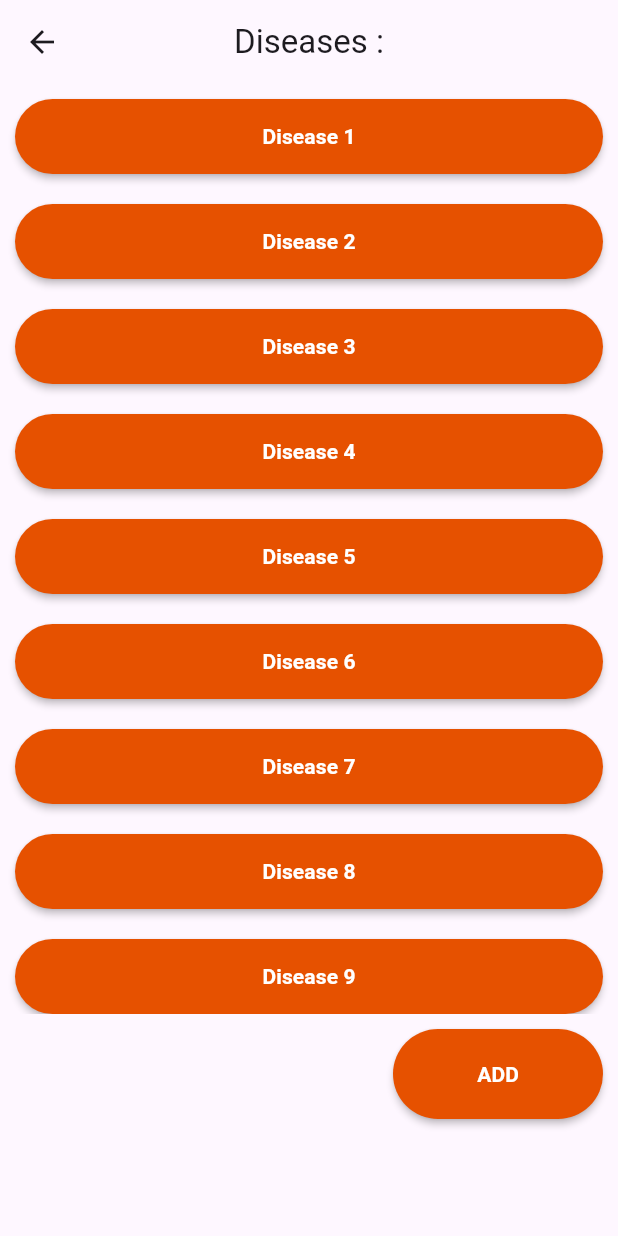
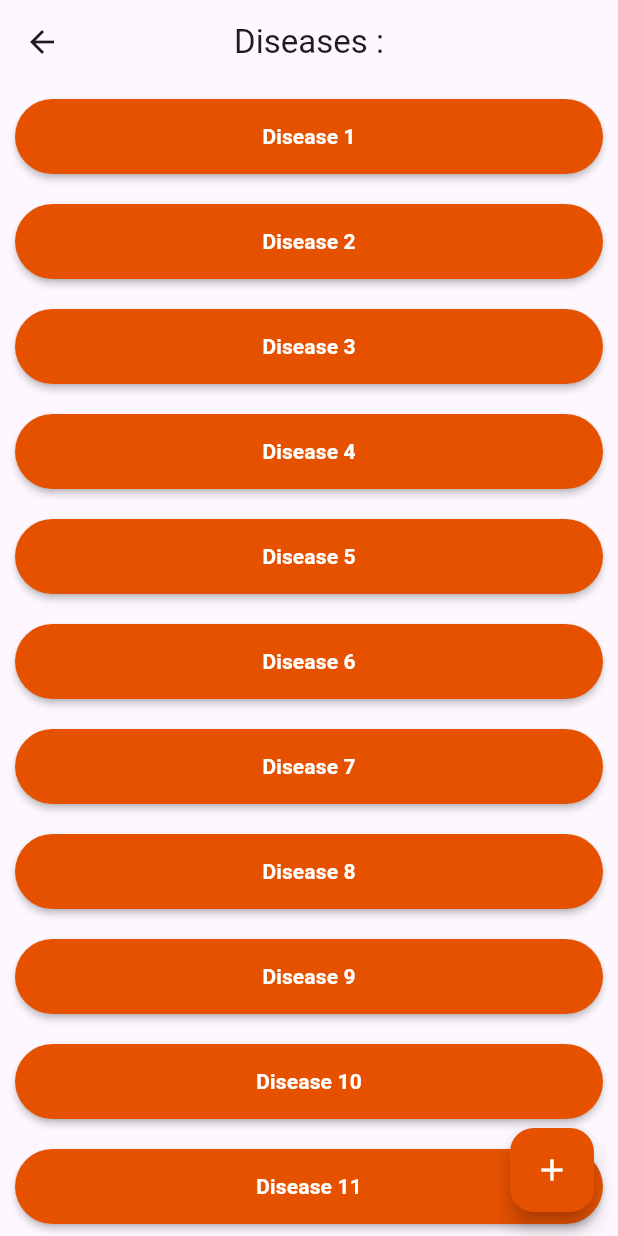
Before and after one commit to maiaboelmagde/medicory_gp, a Flutter app: the DiseaseHistoryPage screen opened by its route, on a phone screen of 412 x 824 dp. Run offline on Flutter 3.47's test engine with Material 3 defaults, Android fonts, the phone set to English and light mode, and no system bars; our stand-ins replace animate_do, flutter_bloc.

```diff
--- a/lib/doctor/doctor_pages/Medical_history_heirarchy_pages/disease_pages_hierarchy/diseases_history.dart
+++ b/lib/doctor/doctor_pages/Medical_history_heirarchy_pages/disease_pages_hierarchy/diseases_history.dart
@@ -1,5 +1,6 @@
 import 'package:flutter/material.dart';
 import 'package:flutter/widgets.dart';
+import 'package:medicory_gp/common/constants.dart';
 import 'package:medicory_gp/doctor/doctor_pages/Medical_history_heirarchy_pages/disease_pages_hierarchy/add_disease_page.dart';
 import 'package:medicory_gp/doctor/doctor_pages/Medical_history_heirarchy_pages/disease_pages_hierarchy/disease_details_page.dart';
 import 'package:medicory_gp/doctor/widgets/custom_button.dart';
@@ -22,6 +23,11 @@ class DiseaseHistoryPage extends StatelessWidget {
       'Disease 9',
       'Disease 10',
       'Disease 11',
+      'Disease 12',
+      'Disease 8',
+      'Disease 9',
+      'Disease 10',
+      'Disease 11',
       'Disease 12'
     ];
     return Scaffold(
@@ -29,11 +35,10 @@ class DiseaseHistoryPage extends StatelessWidget {
         title: Text("Diseases :"),
         centerTitle: true,
       ),
-      body: Column(
-        children: [
-          SizedBox(
-            height: 620,
-            child: ListView.builder(
+      body: FutureBuilder(
+        future: null,
+        builder: (context, snapshot) {
+          return ListView.builder(
                     itemCount: diseases.length,
                     itemBuilder: (context, idx) {
                       return CustomButton(
@@ -44,23 +49,17 @@ class DiseaseHistoryPage extends StatelessWidget {
                               return DiseaseDetailsPage(title: diseases[idx]);
                             }));
                           });
-                }),
+                    });
+        }
       ),
-          Align(
-            alignment: Alignment.bottomRight,
-            child: SizedBox(
-                height: 80,
-                width: 160,
-                child: CustomButton(
-                    title: 'ADD',
+      floatingActionButton: FloatingActionButton(
+        backgroundColor: kColor,
+        child: Icon(Icons.add,color: Colors.white,),
         onPressed: () {
-                      Navigator.push(context,
-                          MaterialPageRoute(builder: (context) {
+          Navigator.push(context, MaterialPageRoute(builder: (context) {
             return AddDiseasePage();
           }));
-                    })),
-          )
-        ],
+        },
       ),
     );
   }
```
Also changed, not shown: lib/doctor/models/disease_model.dart (added, +23 -0 lines). Lines whose indentation alone changed are shown as unchanged.
